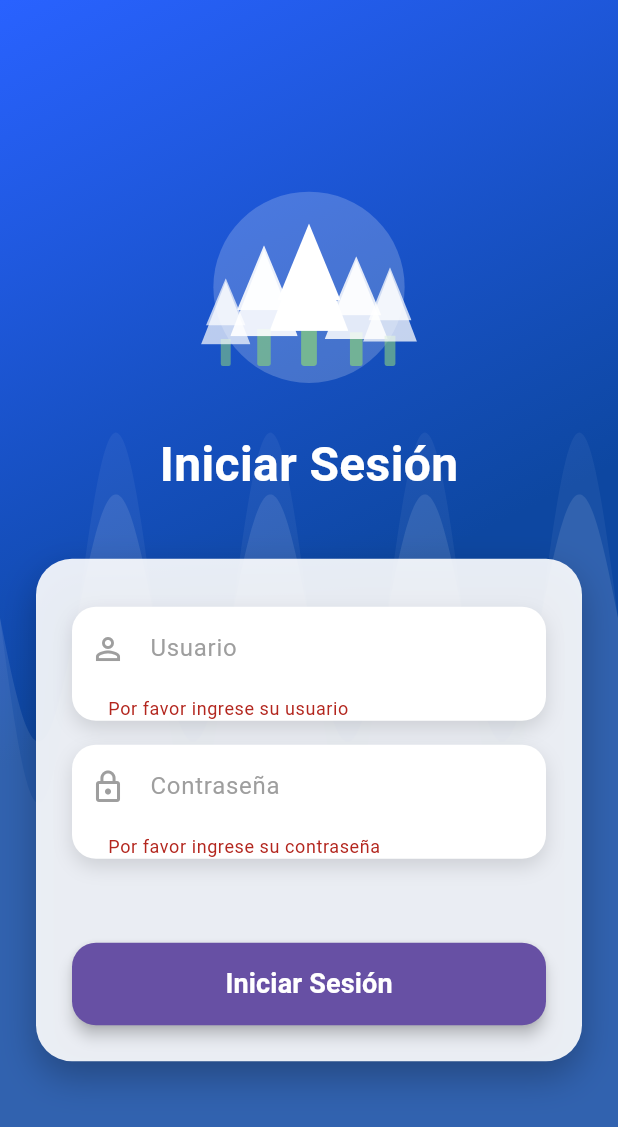
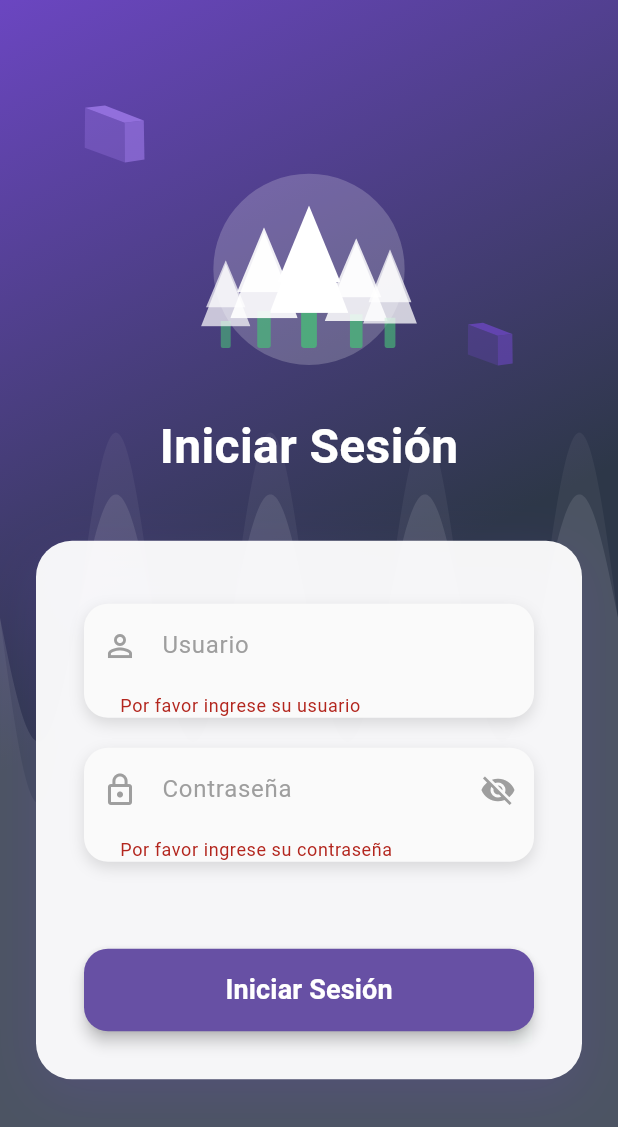
Before and after one commit to LeizarM/app_ipx_esp_ddd, a Flutter app: the screen it shows after launch, after a tap on "Iniciar Sesión", on a phone screen of 412 x 824 dp. Shown: the top 1127 px of the screen. Run offline on Flutter 3.47's test engine with Material 3 defaults, Android fonts, the light colour scheme and no system bars; drawn by our look-alikes of flutter_animate; our stand-ins replace dio, flutter_secure_storage, get_it, jwt_decoder, simple_animations; accounts and stored records are empty.

Commit message:
Add RotatingCube widget and enhance ModernTextField with password visibility toggle

```diff
--- a/lib/presentation/pages/login_page.dart
+++ b/lib/presentation/pages/login_page.dart
@@ -6,6 +6,7 @@ import '../widgets/login/liquid_background.dart';
 import '../widgets/login/modern_text_field.dart';
 import '../widgets/login/forest_logo.dart';
 import 'package:flutter_animate/flutter_animate.dart';
+import '../widgets/login/rotating_cube.dart';
 
 class LoginPage extends StatefulWidget {
   const LoginPage({super.key});
@@ -19,6 +20,12 @@ class _LoginPageState extends State<LoginPage> with SingleTickerProviderStateMix
   final _usernameController = TextEditingController();
   final _passwordController = TextEditingController();
   late AnimationController _staggeredController;
+
+  // Add new colors
+  final Color primaryColor = const Color(0xFF6B46C1); // Purple
+  final Color secondaryColor = const Color(0xFF9F7AEA); // Light Purple
+  final Color accentColor = const Color(0xFF48BB78); // Green
+  final Color backgroundColor = const Color(0xFF2D3748); // Slate Gray
 
   @override
   void initState() {
@@ -46,9 +53,29 @@ class _LoginPageState extends State<LoginPage> with SingleTickerProviderStateMix
   Widget build(BuildContext context) {
     return Scaffold(
       body: LiquidBackground(
-        color1: const Color(0xFF2962FF),
-        color2: const Color(0xFF0D47A1),
-        child: Consumer<AuthProvider>(
+        color1: primaryColor,
+        color2: backgroundColor,
+        child: Stack(
+          children: [
+            // Add rotating cubes in the background
+            Positioned(
+              top: 50,
+              left: 30,
+              child: RotatingCube(color: secondaryColor.withOpacity(0.3), size: 80),
+            ),
+            Positioned(
+              bottom: 100,
+              right: 40,
+              child: RotatingCube(color: accentColor.withOpacity(0.3), size: 100),
+            ),
+            Positioned(
+              top: 200,
+              right: 60,
+              child: RotatingCube(color: primaryColor.withOpacity(0.3), size: 60),
+            ),
+
+            // Main content
+            Consumer<AuthProvider>(
               builder: (context, authProvider, _) {
                 if (authProvider.isAuthenticated) {
                   // Redirigir al dashboard si ya está autenticado
@@ -71,7 +98,7 @@ class _LoginPageState extends State<LoginPage> with SingleTickerProviderStateMix
                             ForestLogo(
                               size: 150,
                               primaryColor: Colors.white,
-                          secondaryColor: const Color(0xFF81C784),
+                              secondaryColor: accentColor,
                             )
                             .animate(controller: _staggeredController)
                             .scale(duration: 600.ms, curve: Curves.easeOut)
@@ -97,17 +124,17 @@ class _LoginPageState extends State<LoginPage> with SingleTickerProviderStateMix
                             // Tarjeta del formulario
                             Container(
                               decoration: BoxDecoration(
-                            color: Colors.white.withOpacity(0.9),
+                                color: Colors.white.withOpacity(0.95),
                                 borderRadius: BorderRadius.circular(24),
                                 boxShadow: [
                                   BoxShadow(
-                                color: Colors.black26,
-                                blurRadius: 20,
-                                offset: Offset(0, 10),
+                                    color: primaryColor.withOpacity(0.2),
+                                    blurRadius: 30,
+                                    offset: const Offset(0, 10),
                                   ),
                                 ],
                               ),
-                          padding: const EdgeInsets.all(24),
+                              padding: const EdgeInsets.all(32),
                               child: Form(
                                 key: _formKey,
                                 child: Column(
@@ -132,6 +159,7 @@ class _LoginPageState extends State<LoginPage> with SingleTickerProviderStateMix
                                       label: 'Contraseña',
                                       prefixIcon: Icons.lock_outline,
                                       obscureText: true,
+                                      isPassword: true,  // Add this line
                                       validator: (value) {
                                         if (value == null || value.isEmpty) {
                                           return 'Por favor ingrese su contraseña';
@@ -231,6 +259,8 @@ class _LoginPageState extends State<LoginPage> with SingleTickerProviderStateMix
                 );
               },
             ),
+          ],
+        ),
       ),
     );
   }
--- a/lib/presentation/widgets/login/modern_text_field.dart
+++ b/lib/presentation/widgets/login/modern_text_field.dart
@@ -6,6 +6,7 @@ class ModernTextField extends StatefulWidget {
   final String? Function(String?)? validator;
   final bool obscureText;
   final IconData prefixIcon;
+  final bool isPassword;
 
   const ModernTextField({
     super.key,
@@ -14,6 +15,7 @@ class ModernTextField extends StatefulWidget {
     this.validator,
     this.obscureText = false,
     required this.prefixIcon,
+    this.isPassword = false,
   });
 
   @override
@@ -26,10 +28,12 @@ class _ModernTextFieldState extends State<ModernTextField>
   late AnimationController _animationController;
   late Animation<double> _animation;
   bool _isFocused = false;
+  bool _obscureText = true;
 
   @override
   void initState() {
     super.initState();
+    _obscureText = widget.obscureText;
     _animationController = AnimationController(
       vsync: this,
       duration: const Duration(milliseconds: 200),
@@ -54,18 +58,17 @@ class _ModernTextFieldState extends State<ModernTextField>
       animation: _animation,
       builder: (context, child) {
         return Container(
-          margin: const EdgeInsets.symmetric(vertical: 8),
+          margin: const EdgeInsets.symmetric(vertical: 10),
           decoration: BoxDecoration(
-            color: Colors.white,
+            color: Colors.grey.shade50,
             borderRadius: BorderRadius.circular(16),
             boxShadow: [
               BoxShadow(
                 color: _isFocused
-                    // ignore: deprecated_member_use
-                    ? Theme.of(context).primaryColor.withOpacity(0.3)
+                    ? const Color(0xFF6B46C1).withOpacity(0.2)
                     : Colors.black12,
-                blurRadius: 10,
-                offset: const Offset(0, 5),
+                blurRadius: 8,
+                offset: const Offset(0, 4),
               ),
             ],
           ),
@@ -82,14 +85,28 @@ class _ModernTextFieldState extends State<ModernTextField>
             },
             child: TextFormField(
               controller: widget.controller,
-              obscureText: widget.obscureText,
+              obscureText: widget.isPassword ? _obscureText : widget.obscureText,
               validator: widget.validator,
+              style: const TextStyle(fontSize: 16),
               decoration: InputDecoration(
                 labelText: widget.label,
                 prefixIcon: Icon(
                   widget.prefixIcon,
-                  color: _isFocused ? Theme.of(context).primaryColor : Colors.grey,
+                  color: _isFocused ? const Color(0xFF6B46C1) : Colors.grey,
                 ),
+                suffixIcon: widget.isPassword
+                    ? IconButton(
+                        icon: Icon(
+                          _obscureText ? Icons.visibility_off : Icons.visibility,
+                          color: _isFocused ? const Color(0xFF6B46C1) : Colors.grey,
+                        ),
+                        onPressed: () {
+                          setState(() {
+                            _obscureText = !_obscureText;
+                          });
+                        },
+                      )
+                    : null,
                 border: OutlineInputBorder(
                   borderRadius: BorderRadius.circular(16),
                   borderSide: BorderSide.none,
@@ -100,8 +117,10 @@ class _ModernTextFieldState extends State<ModernTextField>
                   horizontal: 20,
                 ),
                 labelStyle: TextStyle(
-                  color: _isFocused ? Theme.of(context).primaryColor : Colors.grey,
+                  color: _isFocused ? const Color(0xFF6B46C1) : Colors.grey,
                 ),
+                filled: true,
+                fillColor: Colors.transparent,
               ),
             ),
           ),
--- /dev/null
+++ b/lib/presentation/widgets/login/rotating_cube.dart
@@ -0,0 +1,101 @@
+import 'package:flutter/material.dart';
+import 'dart:math' show pi;
+
+class RotatingCube extends StatefulWidget {
+  final double size;
+  final Color color;
+
+  const RotatingCube({
+    super.key,
+    this.size = 60.0,
+    required this.color,
+  });
+
+  @override
+  State<RotatingCube> createState() => _RotatingCubeState();
+}
+
+class _RotatingCubeState extends State<RotatingCube>
+    with SingleTickerProviderStateMixin {
+  late AnimationController _controller;
+
+  @override
+  void initState() {
+    super.initState();
+    _controller = AnimationController(
+      duration: const Duration(seconds: 10),
+      vsync: this,
+    )..repeat();
+  }
+
+  @override
+  void dispose() {
+    _controller.dispose();
+    super.dispose();
+  }
+
+  @override
+  Widget build(BuildContext context) {
+    return AnimatedBuilder(
+      animation: _controller,
+      builder: (_, __) {
+        return Transform(
+          transform: Matrix4.identity()
+            ..setEntry(3, 2, 0.001)
+            ..rotateX(_controller.value * 2 * pi)
+            ..rotateY(_controller.value * 2 * pi),
+          alignment: Alignment.center,
+          child: CustomPaint(
+            size: Size(widget.size, widget.size),
+            painter: CubePainter(color: widget.color),
+          ),
+        );
+      },
+    );
+  }
+}
+
+class CubePainter extends CustomPainter {
+  final Color color;
+
+  CubePainter({required this.color});
+
+  @override
+  void paint(Canvas canvas, Size size) {
+    final paint = Paint()
+      ..color = color
+      ..style = PaintingStyle.fill;
+
+    final path = Path();
+
+    // Front face
+    path.moveTo(size.width * 0.3, size.height * 0.3);
+    path.lineTo(size.width * 0.7, size.height * 0.3);
+    path.lineTo(size.width * 0.7, size.height * 0.7);
+    path.lineTo(size.width * 0.3, size.height * 0.7);
+    path.close();
+
+    // Top face
+    final topPath = Path()
+      ..moveTo(size.width * 0.3, size.height * 0.3)
+      ..lineTo(size.width * 0.5, size.height * 0.2)
+      ..lineTo(size.width * 0.9, size.height * 0.2)
+      ..lineTo(size.width * 0.7, size.height * 0.3)
+      ..close();
+
+    // Right face
+    final rightPath = Path()
+      ..moveTo(size.width * 0.7, size.height * 0.3)
+      ..lineTo(size.width * 0.9, size.height * 0.2)
+      ..lineTo(size.width * 0.9, size.height * 0.6)
+      ..lineTo(size.width * 0.7, size.height * 0.7)
+      ..close();
+
+    canvas.drawPath(path, paint);
+    canvas.drawPath(topPath, paint..color = color.withOpacity(0.8));
+    canvas.drawPath(rightPath, paint..color = color.withOpacity(0.6));
+  }
+
+  @override
+  bool shouldRepaint(covariant CustomPainter oldDelegate) => false;
+}
```
Lines whose indentation alone changed are shown as unchanged.
